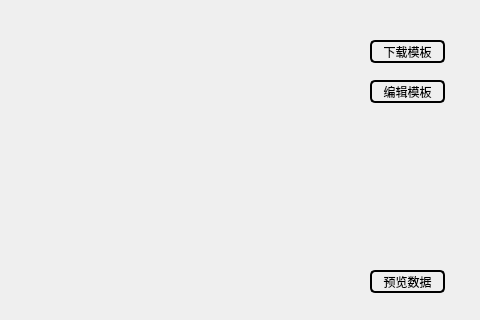
Before: the Qt Designer form Auto_wed_current/Auto_Post/GUI_Post_Untitled/untitled_post.ui in benwu-shashen/siwu, drawn with Qt 5; both pictures show x 320 to 800 and y 0 to 320 of the 800 by 600 pixel window.
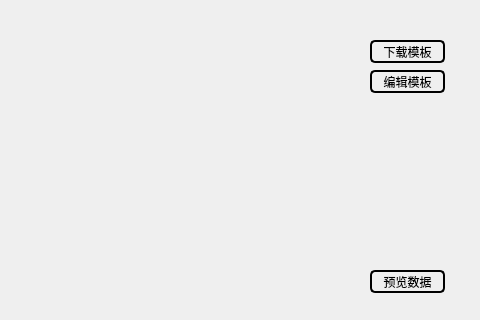
After: the same form once the commit is applied.

```diff
--- a/Auto_wed_current/Auto_Post/GUI_Post_Untitled/untitled_post.ui
+++ b/Auto_wed_current/Auto_Post/GUI_Post_Untitled/untitled_post.ui
@@ -115,7 +115,7 @@
     <property name="geometry">
      <rect>
       <x>690</x>
-      <y>80</y>
+      <y>70</y>
       <width>75</width>
       <height>23</height>
      </rect>
```
